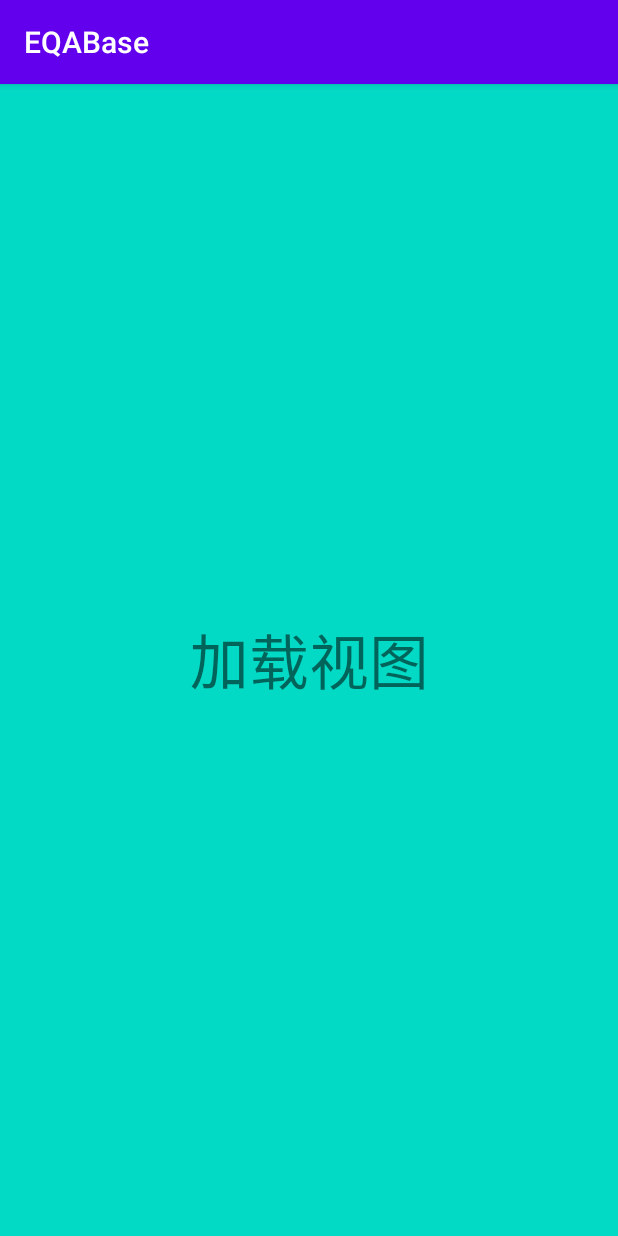
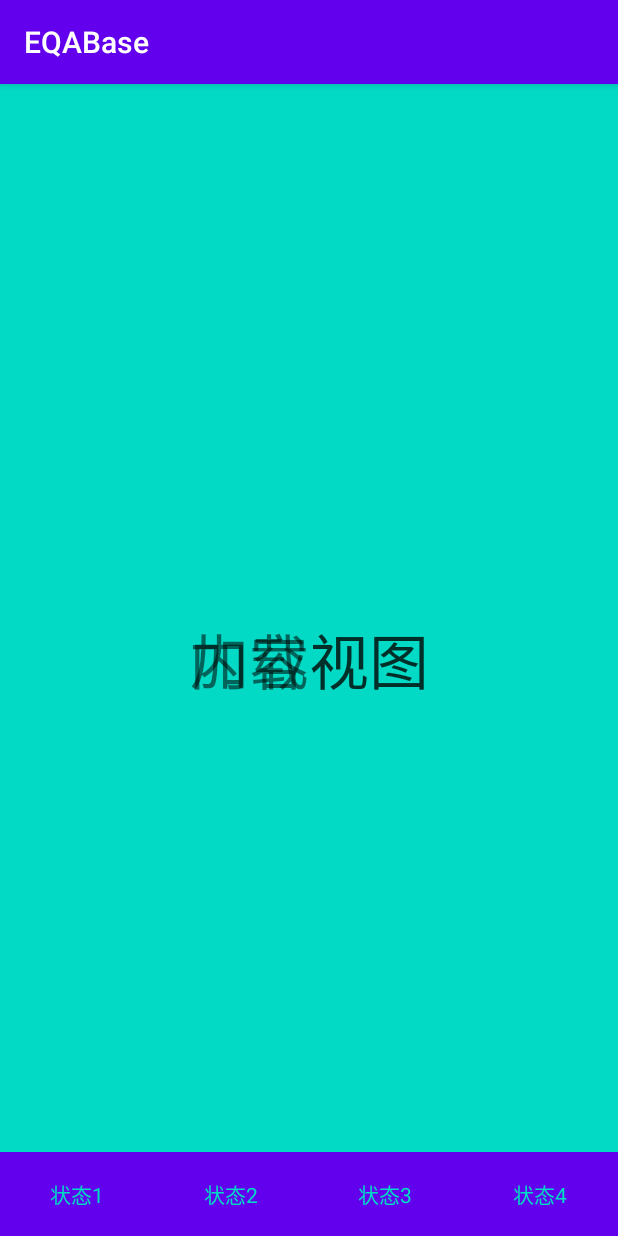
Before and after one commit to Ellen2018/EQABase, an Android app: the screen it shows after launch (MainActivity), on a phone screen of 412 x 824 dp. Run offline under Robolectric (Android 15) with nearby library versions, the phone set to English and light mode, and no system bars.

```diff
--- a/app/src/main/java/com/ellen/eqabase/LoadingFragment.java
+++ b/app/src/main/java/com/ellen/eqabase/LoadingFragment.java
@@ -1,41 +1,87 @@
 package com.ellen.eqabase;
 
 import android.util.Log;
+import android.view.View;
 import android.widget.RelativeLayout;
 import android.widget.TextView;
 
 import com.ellen.baselibrary.eqa.base.BaseFragment;
-import com.ellen.baselibrary.eqa.loading.LoadingCallback;
 import com.ellen.baselibrary.eqa.loading.LoadingManger;
-import com.ellen.baselibrary.eqa.loading.ShowBean;
+import com.ellen.baselibrary.eqa.loading.status.Status;
+import com.ellen.baselibrary.eqa.loading.status.StatusChangeListener;
+import com.ellen.baselibrary.eqa.loading.status.StatusManager;
+import com.ellen.baselibrary.eqa.loading.status.StatusUpdate;
 
-public class LoadingFragment extends BaseFragment {
+public class LoadingFragment extends BaseFragment implements View.OnClickListener {
 
     private RelativeLayout relativeLayout;
-    private TextView tvContentView,tvEmptyView,tvLoadingView,tvFailureView;
+    private TextView tvContentView, tvEmptyView, tvLoadingView, tvFailureView;
     private LoadingManger loadingManger;
+    private TextView tv1,tv2,tv3,tv4;
+
+    private StatusManager statusManager;
+    private Status contentStatus, emptyStatus, loadingStatus, failureStatus;
+    private StatusUpdate statusUpdate = new StatusUpdate() {
+        @Override
+        public void active(Status status) {
+            if(status == contentStatus){
+                tvContentView.setVisibility(View.VISIBLE);
+                tvLoadingView.setVisibility(View.VISIBLE);
+            }else if(status == emptyStatus){
+                tvEmptyView.setVisibility(View.VISIBLE);
+            }else if(status == loadingStatus){
+                tvLoadingView.setVisibility(View.VISIBLE);
+            }else if(status == failureStatus){
+                tvFailureView.setVisibility(View.VISIBLE);
+            }
+        }
+
+        @Override
+        public void deActive(Status status) {
+            if(status == contentStatus){
+                tvContentView.setVisibility(View.GONE);
+                tvLoadingView.setVisibility(View.GONE);
+            }else if(status == emptyStatus){
+                tvEmptyView.setVisibility(View.GONE);
+            }else if(status == loadingStatus){
+                tvLoadingView.setVisibility(View.GONE);
+            }else if(status == failureStatus){
+                tvFailureView.setVisibility(View.GONE);
+            }
+        }
+    };
 
     @Override
     protected void initData() {
-        loadingManger = new LoadingManger(getActivity(),tvContentView,tvEmptyView,tvLoadingView,tvFailureView);
-        loadingManger.setLoadingCallback(new LoadingCallback() {
+        statusManager = new StatusManager();
+        contentStatus = new Status();
+        contentStatus.setStatusUpdate(statusUpdate);
+        statusManager.addStatus(contentStatus);
+        statusManager.addStatus(emptyStatus = new Status());
+        emptyStatus.setStatusUpdate(statusUpdate);
+        statusManager.addStatus(loadingStatus = new Status());
+        loadingStatus.setStatusUpdate(statusUpdate);
+        statusManager.addStatus(failureStatus = new Status());
+        failureStatus.setStatusUpdate(statusUpdate);
+
+        statusManager.setStatusChangeListener(new StatusChangeListener() {
             @Override
-            public void show(ShowBean showBean) {
-                if(showBean.isShowContent()){
-                    Log.e("Ellen2018","显示内容");
-                }
-                if(showBean.isShowEmpty()){
-                    Log.e("Ellen2018","显示空视图");
-                }
-                if(showBean.isShowLoading()){
-                    Log.e("Ellen2018","显示加载视图");
-                }
-                if(showBean.isShowFailure()){
-                    Log.e("Ellen2018","显示失败视图");
-                }
+            public void statusChange(Status oldStatus, Status newStatus) {
+               if(oldStatus == null){
+
+               }else {
+                   oldStatus.deActive();
+               }
+               newStatus.active();
+            }
+
+            @Override
+            public void cancel() {
+
             }
         });
-        loadingManger.showLoading();
+
+        statusManager.submitStatus(contentStatus);
     }
 
     @Override
@@ -45,10 +91,37 @@ public class LoadingFragment extends BaseFragment {
         tvEmptyView = findViewById(R.id.tv_empty);
         tvLoadingView = findViewById(R.id.tv_loading);
         tvFailureView = findViewById(R.id.tv_failure);
+        tv1 = findViewById(R.id.tv1);
+        tv2 = findViewById(R.id.tv2);
+        tv3 = findViewById(R.id.tv3);
+        tv4 = findViewById(R.id.tv4);
+
+        tv1.setOnClickListener(this);
+        tv2.setOnClickListener(this);
+        tv3.setOnClickListener(this);
+        tv4.setOnClickListener(this);
     }
 
     @Override
     protected int setLayout() {
         return R.layout.fragment_loading;
     }
+
+    @Override
+    public void onClick(View v) {
+        switch (v.getId()){
+            case R.id.tv1:
+                statusManager.submitStatus(contentStatus);
+                break;
+            case R.id.tv2:
+                statusManager.submitStatus(emptyStatus);
+                break;
+            case R.id.tv3:
+                statusManager.submitStatus(loadingStatus);
+                break;
+            case R.id.tv4:
+                statusManager.submitStatus(failureStatus);
+                break;
+        }
+    }
 }
--- a/app/src/main/res/layout/fragment_loading.xml
+++ b/app/src/main/res/layout/fragment_loading.xml
@@ -1,41 +1,91 @@
 <?xml version="1.0" encoding="utf-8"?>
-<RelativeLayout
+<RelativeLayout xmlns:android="http://schemas.android.com/apk/res/android"
     android:id="@+id/rl_parent"
-    xmlns:android="http://schemas.android.com/apk/res/android"
     android:layout_width="match_parent"
-    android:background="@color/colorAccent"
-    android:layout_height="match_parent">
+    android:layout_height="match_parent"
+    android:background="@color/colorAccent">
 
     <TextView
         android:id="@+id/tv_content"
         android:layout_width="match_parent"
+        android:layout_height="match_parent"
+        android:gravity="center"
         android:text="内容视图"
-        android:gravity="center"
         android:textSize="40sp"
-        android:layout_height="match_parent"/>
+        android:visibility="gone" />
 
     <TextView
         android:id="@+id/tv_empty"
         android:layout_width="match_parent"
+        android:layout_height="match_parent"
+        android:gravity="center"
         android:text="空视图"
-        android:gravity="center"
         android:textSize="40sp"
-        android:layout_height="match_parent"/>
+        android:visibility="gone" />
 
     <TextView
         android:id="@+id/tv_loading"
         android:layout_width="match_parent"
+        android:layout_height="match_parent"
+        android:gravity="center"
         android:text="加载视图"
-        android:gravity="center"
         android:textSize="40sp"
-        android:layout_height="match_parent"/>
+        android:visibility="gone" />
 
     <TextView
         android:id="@+id/tv_failure"
         android:layout_width="match_parent"
+        android:layout_height="match_parent"
+        android:gravity="center"
         android:text="失败视图"
-        android:gravity="center"
         android:textSize="40sp"
-        android:layout_height="match_parent"/>
+        android:visibility="gone" />
+
+    <LinearLayout
+        android:layout_width="match_parent"
+        android:orientation="horizontal"
+        android:layout_alignParentBottom="true"
+        android:background="@color/colorPrimary"
+        android:layout_height="?actionBarSize">
+
+        <TextView
+            android:id="@+id/tv1"
+            android:textColor="@color/colorAccent"
+            android:text="状态1"
+            android:gravity="center"
+            android:layout_width="0dp"
+            android:layout_weight="1"
+            android:layout_height="match_parent"/>
+
+        <TextView
+            android:id="@+id/tv2"
+            android:textColor="@color/colorAccent"
+            android:text="状态2"
+            android:gravity="center"
+            android:layout_width="0dp"
+            android:layout_weight="1"
+            android:layout_height="match_parent"/>
+
+        <TextView
+            android:id="@+id/tv3"
+            android:textColor="@color/colorAccent"
+            android:text="状态3"
+            android:gravity="center"
+            android:layout_width="0dp"
+            android:layout_weight="1"
+            android:layout_height="match_parent"/>
+
+        <TextView
+            android:id="@+id/tv4"
+            android:textColor="@color/colorAccent"
+            android:text="状态4"
+            android:gravity="center"
+            android:layout_width="0dp"
+            android:layout_weight="1"
+            android:layout_height="match_parent"/>
+
+
+
+    </LinearLayout>
 
 </RelativeLayout>
--- /dev/null
+++ b/baselibrary/src/main/java/com/ellen/baselibrary/eqa/loading/status/Status.java
@@ -0,0 +1,38 @@
+package com.ellen.baselibrary.eqa.loading.status;
+
+/**
+ * 状态
+ */
+public class Status{
+    /**
+     * 状态值
+     */
+    private int satusCode;
+
+    public StatusUpdate statusUpdate;
+
+    public int getSatusCode() {
+        return satusCode;
+    }
+
+    public void setSatusCode(int satusCode) {
+        this.satusCode = satusCode;
+    }
+
+    public void setStatusUpdate(StatusUpdate statusUpdate) {
+        this.statusUpdate = statusUpdate;
+    }
+
+
+    public void active() {
+        if (statusUpdate != null) {
+            statusUpdate.active(this);
+        }
+    }
+
+    public void deActive() {
+        if (statusUpdate != null) {
+            statusUpdate.deActive(this);
+        }
+    }
+}
--- /dev/null
+++ b/baselibrary/src/main/java/com/ellen/baselibrary/eqa/loading/status/StatusChangeListener.java
@@ -0,0 +1,8 @@
+package com.ellen.baselibrary.eqa.loading.status;
+
+public interface StatusChangeListener {
+
+    void statusChange(Status oldStatus,Status newStatus);
+    void cancel();
+
+}
--- /dev/null
+++ b/baselibrary/src/main/java/com/ellen/baselibrary/eqa/loading/status/StatusManager.java
@@ -0,0 +1,65 @@
+package com.ellen.baselibrary.eqa.loading.status;
+
+import java.util.ArrayList;
+import java.util.HashSet;
+import java.util.List;
+import java.util.Set;
+
+/**
+ * Loading机制状态管理类
+ */
+public class StatusManager implements StatusSetting {
+
+    private Set<Status> setStatus;
+    private Status currentStatus;
+    private StatusChangeListener statusChangeListener;
+
+    public void setStatusChangeListener(StatusChangeListener statusChangeListener) {
+        this.statusChangeListener = statusChangeListener;
+    }
+
+    @Override
+    public void addStatus(Status status) {
+        if(setStatus == null){
+            setStatus = new HashSet<>();
+        }
+        setStatus.add(status);
+    }
+
+    @Override
+    public void addStatus(List<Status> statuses) {
+        for(Status status:statuses){
+            addStatus(status);
+        }
+    }
+
+    @Override
+    public void removeStatus(Status status) {
+       setStatus.remove(status);
+    }
+
+    @Override
+    public void submitStatus(Status status) {
+       if(currentStatus == null){
+           currentStatus = status;
+           statusActive(null,currentStatus);
+       }else {
+           Status oldStatus = currentStatus;
+           currentStatus = status;
+           statusActive(oldStatus,currentStatus);
+       }
+    }
+
+    private void statusActive(Status oldStatus, Status newStatus) {
+        if(statusChangeListener != null){
+            statusChangeListener.statusChange(oldStatus,newStatus);
+        }
+    }
+
+    @Override
+    public void cancel() {
+        if(statusChangeListener != null){
+            statusChangeListener.cancel();
+        }
+    }
+}
--- /dev/null
+++ b/baselibrary/src/main/java/com/ellen/baselibrary/eqa/loading/status/StatusSetting.java
@@ -0,0 +1,13 @@
+package com.ellen.baselibrary.eqa.loading.status;
+
+import java.util.List;
+
+public interface StatusSetting {
+
+    void addStatus(Status status);
+    void addStatus(List<Status> statuses);
+    void removeStatus(Status status);
+    void submitStatus(Status status);
+    void cancel();
+
+}
--- /dev/null
+++ b/baselibrary/src/main/java/com/ellen/baselibrary/eqa/loading/status/StatusUpdate.java
@@ -0,0 +1,13 @@
+package com.ellen.baselibrary.eqa.loading.status;
+
+public interface StatusUpdate {
+    /**
+     * 状态激活时调用
+     */
+    void active(Status status);
+
+    /**
+     * 状态反激活时调用
+     */
+    void deActive(Status status);
+}
```
